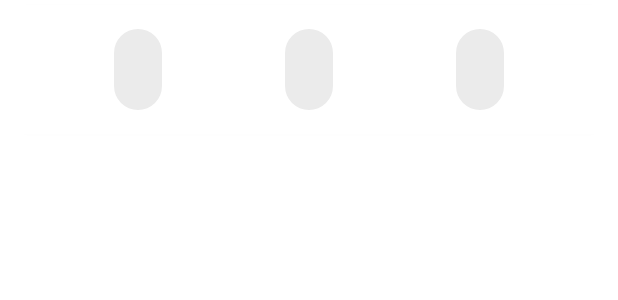
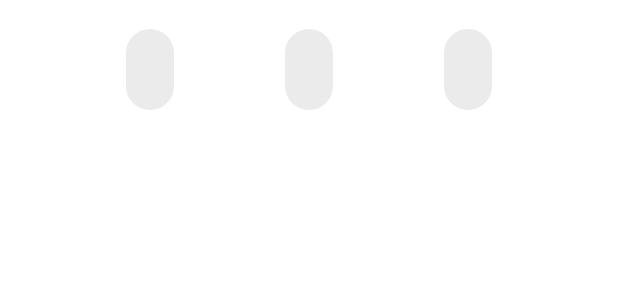
Before and after one commit to thespacemanatee/Career-Portfolio, an Android app: the layout custom_task.xml on its own in the app's theme, with its tools: preview values and no code run, on a phone screen of 412 x 824 dp. Shown: the top 300 px of the screen. Run offline under Robolectric (Android 15) with nearby library versions, the phone set to English and light mode, and no system bars.

Commit message:
Changed padding

```diff
--- a/app/src/main/res/layout/custom_task.xml
+++ b/app/src/main/res/layout/custom_task.xml
@@ -16,8 +16,7 @@
         android:layout_width="match_parent"
         android:layout_height="wrap_content"
         tools:ignore="MissingConstraints"
-        android:paddingTop="16dp"
-        android:paddingBottom="16dp">
+        android:padding="16dp">
 
         <androidx.constraintlayout.helper.widget.Flow
             android:layout_width="match_parent"
```
